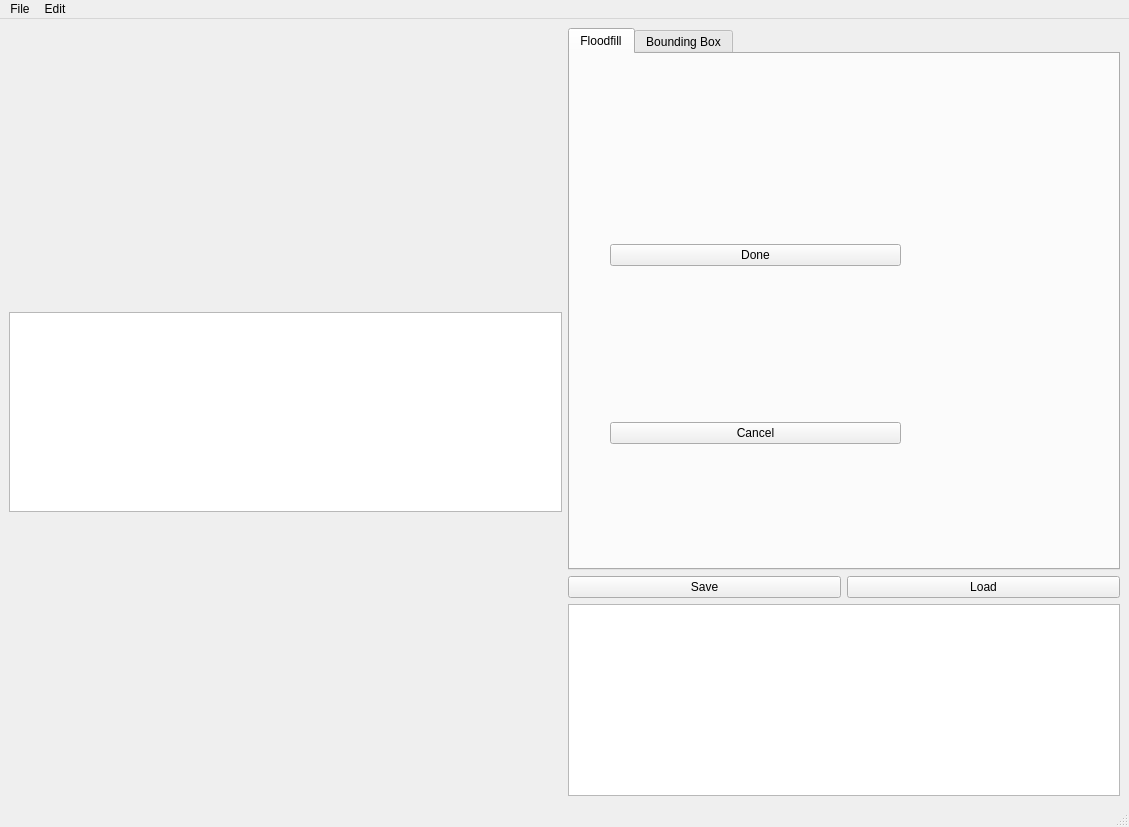
Above: ATLAS/model/annotation_tool.ui from wuxiaohua1011/annotation_app before the change. Below: the same form after it.
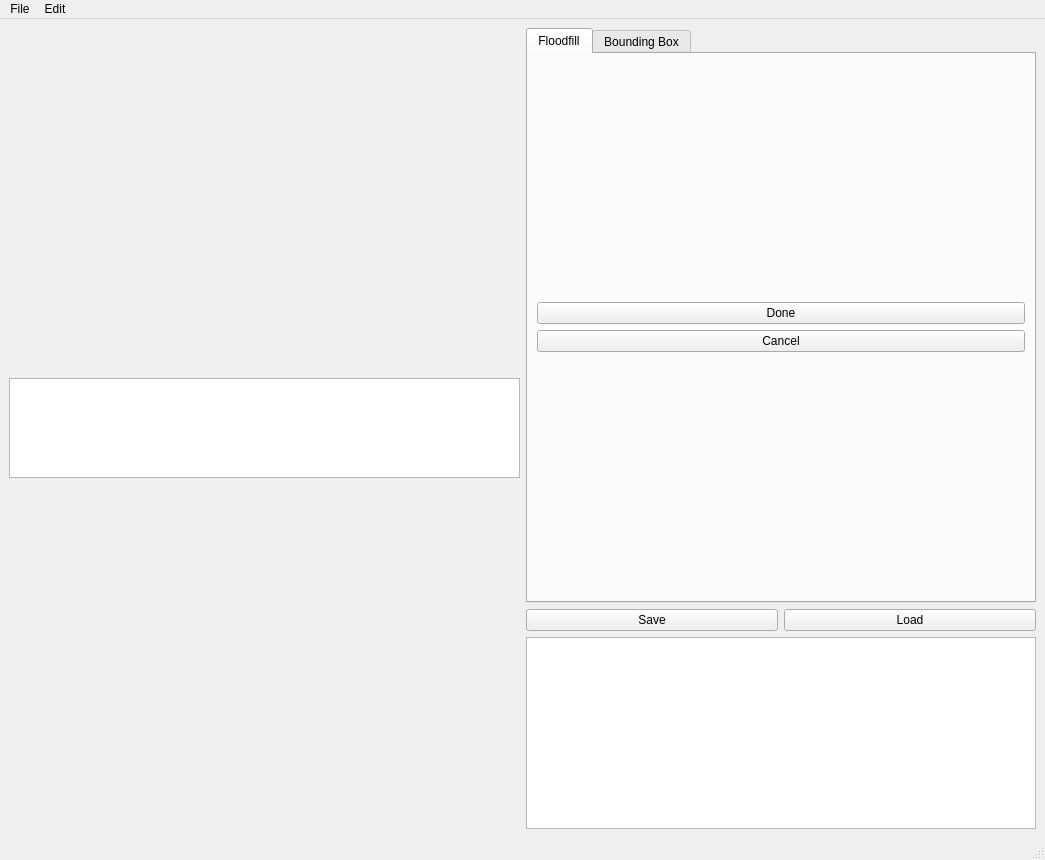
That is the form after the change. The open tabs and pages were chosen to show the change.

Commit message: annotation app scene re-written

```diff
--- a/ATLAS/model/annotation_tool.ui
+++ b/ATLAS/model/annotation_tool.ui
@@ -6,8 +6,8 @@
    <rect>
     <x>0</x>
     <y>0</y>
-    <width>1129</width>
-    <height>827</height>
+    <width>1045</width>
+    <height>860</height>
    </rect>
   </property>
   <property name="windowTitle">
@@ -25,7 +25,7 @@
         <property name="maximumSize">
          <size>
           <width>16777215</width>
-          <height>200</height>
+          <height>100</height>
          </size>
         </property>
        </widget>
@@ -36,6 +36,9 @@
      <layout class="QVBoxLayout" name="interaction_vertical_layout">
       <item>
        <widget class="QTabWidget" name="system_mode">
+        <property name="enabled">
+         <bool>true</bool>
+        </property>
         <property name="currentIndex">
          <number>1</number>
         </property>
@@ -43,16 +46,9 @@
          <attribute name="title">
           <string>Floodfill</string>
          </attribute>
-         <widget class="QWidget" name="verticalLayoutWidget_2">
-          <property name="geometry">
-           <rect>
-            <x>40</x>
-            <y>40</y>
-            <width>291</width>
-            <height>501</height>
-           </rect>
-          </property>
-          <layout class="QVBoxLayout" name="floodfill_btn_vertical_layout">
+         <layout class="QGridLayout" name="gridLayout_3">
+          <item row="0" column="0">
+           <layout class="QVBoxLayout" name="verticalLayout">
            <item>
             <widget class="QPushButton" name="btn_floodfill_done">
              <property name="text">
@@ -68,7 +64,8 @@
             </widget>
            </item>
           </layout>
-         </widget>
+          </item>
+         </layout>
         </widget>
         <widget class="QWidget" name="boundingbox_tab_btn">
          <attribute name="title">
@@ -298,7 +295,7 @@
     <rect>
      <x>0</x>
      <y>0</y>
-     <width>1129</width>
+     <width>1045</width>
      <height>22</height>
     </rect>
    </property>
```
Left out of the diff: 2 changed lines with no effect on the pictures. Lines whose indentation alone changed are shown as unchanged. The commit also changes 8 other files.
